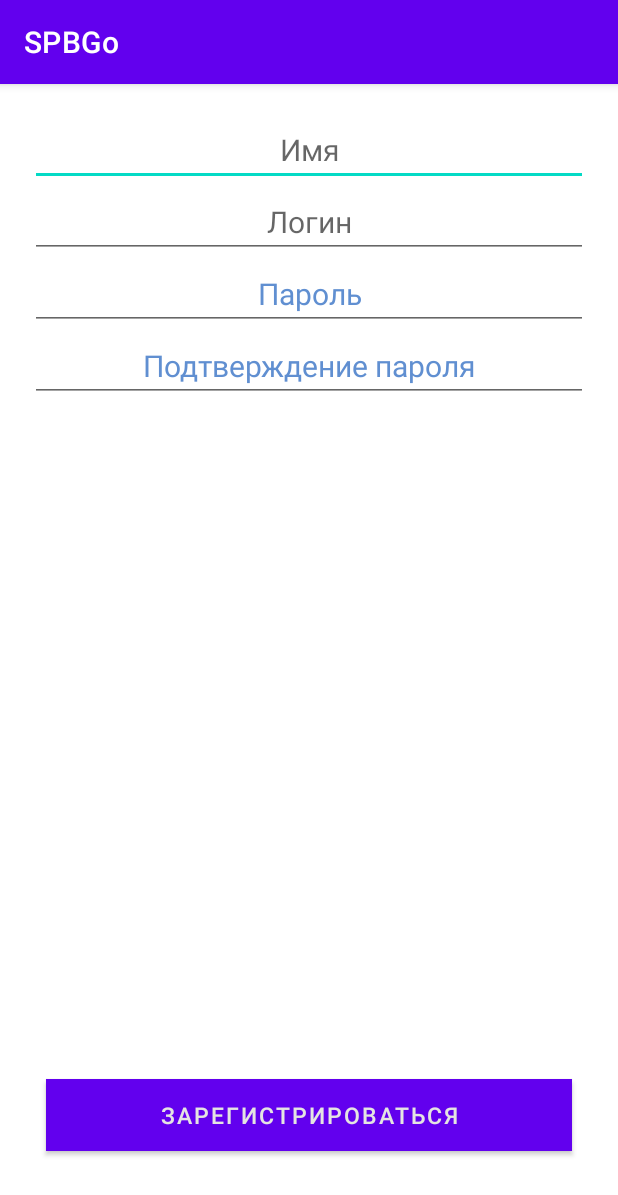
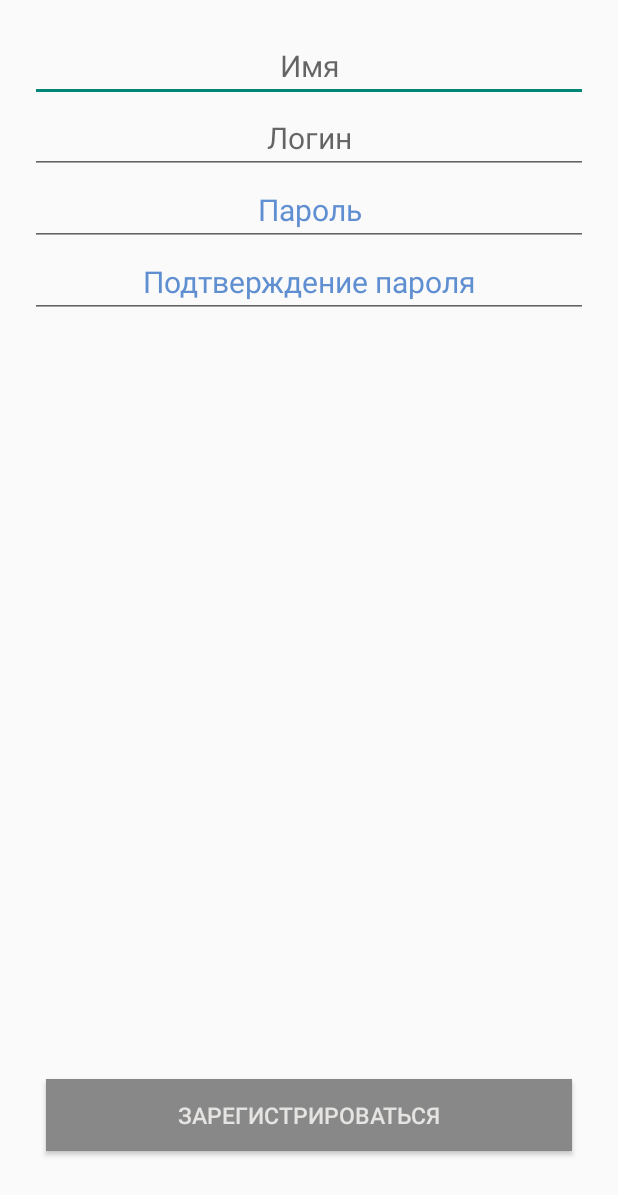
Before and after one commit to KlimVladMaks/SPBGoApp, an Android app: the MainActivity screen opened directly, with no data from a screen before it, on a phone screen of 412 x 824 dp. Shown: the top 1195 px of the screen. Run offline under Robolectric (Android 15) with nearby library versions, the phone set to English and light mode, and no system bars; our stand-ins replace data binding; plain views replace MaterialEditText.

Commit message:
color changes

```diff
--- a/app/src/main/AndroidManifest.xml
+++ b/app/src/main/AndroidManifest.xml
@@ -16,7 +16,7 @@
         android:label="@string/app_name"
         android:roundIcon="@mipmap/ic_launcher_round"
         android:supportsRtl="true"
-        android:theme="@style/Theme.SPBGo"
+        android:theme="@style/Theme.AppCompat.Light.NoActionBar"
         android:name=".EventsApp"
         tools:targetApi="31">
         <activity
--- a/app/src/main/res/layout/activity_main.xml
+++ b/app/src/main/res/layout/activity_main.xml
@@ -32,8 +32,8 @@
 
             app:met_underlineColor="@color/colorMain"
             app:met_floatingLabel="highlight"
-            app:met_floatingLabelTextColor="@color/purple_500"
-            app:met_textColorHint="@color/purple_500"
+            app:met_floatingLabelTextColor="@color/colorPrimaryDark"
+            app:met_textColorHint="@color/colorPrimaryDark"
             app:met_maxCharacters="30"
             app:met_primaryColor="@color/colorError"
             app:met_singleLineEllipsis="true" />
@@ -51,8 +51,8 @@
 
             app:met_underlineColor="@color/colorMain"
             app:met_floatingLabel="highlight"
-            app:met_floatingLabelTextColor="@color/purple_500"
-            app:met_textColorHint="@color/purple_500"
+            app:met_floatingLabelTextColor="@color/colorPrimaryDark"
+            app:met_textColorHint="@color/colorPrimaryDark"
             app:met_maxCharacters="15"
             app:met_primaryColor="@color/colorError"
             app:met_singleLineEllipsis="true" />
@@ -65,14 +65,14 @@
             android:inputType="textPassword"
             android:text=""
             android:textAlignment="center"
-            android:textColor="@color/black"
+            android:textColor="@color/colorMain"
             android:textColorHint="@color/colorBtnRegistration"
             android:textSize="20sp"
 
             app:met_underlineColor="@color/colorMain"
             app:met_floatingLabel="highlight"
-            app:met_floatingLabelTextColor="@color/purple_500"
-            app:met_textColorHint="@color/purple_500"
+            app:met_floatingLabelTextColor="@color/colorPrimaryDark"
+            app:met_textColorHint="@color/colorPrimaryDark"
             app:met_maxCharacters="20"
             app:met_primaryColor="@color/colorError"
             app:met_singleLineEllipsis="true" />
@@ -85,14 +85,14 @@
             android:inputType="textPassword"
             android:text=""
             android:textAlignment="center"
-            android:textColor="@color/black"
+            android:textColor="@color/colorMain"
             android:textColorHint="@color/colorBtnRegistration"
 
             android:textSize="20sp"
             app:met_underlineColor="@color/colorMain"
             app:met_floatingLabel="highlight"
-            app:met_floatingLabelTextColor="@color/purple_500"
-            app:met_textColorHint="@color/purple_500"
+            app:met_floatingLabelTextColor="@color/colorPrimaryDark"
+            app:met_textColorHint="@color/colorPrimaryDark"
             app:met_primaryColor="@color/colorError"
             app:met_maxCharacters="20"
             app:met_singleLineEllipsis="true" />
--- a/app/src/main/res/layout/sign_in_window.xml
+++ b/app/src/main/res/layout/sign_in_window.xml
@@ -38,7 +38,7 @@
             app:met_maxCharacters="15"
             app:met_primaryColor="@color/colorError"
             app:met_singleLineEllipsis="true"
-            app:met_textColorHint="@color/purple_500"
+            app:met_textColorHint="@color/colorPrimaryDark"
             app:met_underlineColor="@color/colorMain" />
 
         <com.rengwuxian.materialedittext.MaterialEditText
@@ -50,14 +50,14 @@
             android:inputType="textPassword"
             android:text=""
             android:textAlignment="center"
-            android:textColor="@color/black"
+            android:textColor="@color/colorMain"
             android:textColorHint="@color/colorBtnRegistration"
             android:textSize="20sp"
 
             app:met_maxCharacters="20"
             app:met_primaryColor="@color/colorError"
             app:met_singleLineEllipsis="true"
-            app:met_textColorHint="@color/purple_500"
+            app:met_textColorHint="@color/colorPrimaryDark"
             app:met_underlineColor="@color/colorMain" />
 
     </LinearLayout>
```
